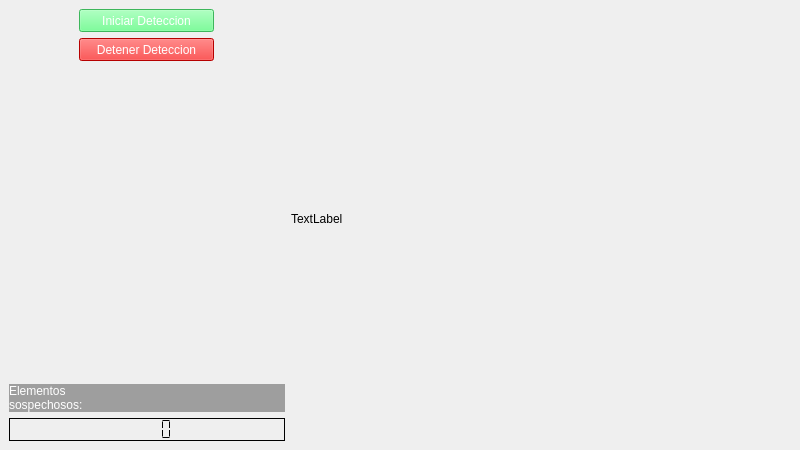
First picture: the form in Proyecto/vista.ui, repository dvarasm/Python-Cientifico, before the edit.
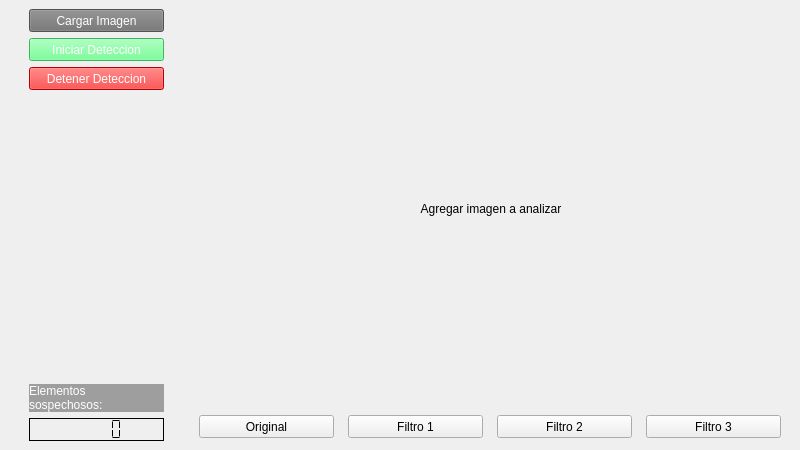
Second picture: the form after the edit.

Commit message:
agrega cargar imagen y botones
mejoras varias

What changed in the file:
```diff
--- a/Proyecto/vista.ui
+++ b/Proyecto/vista.ui
@@ -61,6 +61,58 @@
       </property>
       <item>
        <layout class="QVBoxLayout" name="Izquierda">
+        <item>
+         <layout class="QVBoxLayout" name="archivo">
+          <item alignment="Qt::AlignHCenter">
+           <widget class="QPushButton" name="cargar_imagen">
+            <property name="sizePolicy">
+             <sizepolicy hsizetype="Minimum" vsizetype="Minimum">
+              <horstretch>0</horstretch>
+              <verstretch>0</verstretch>
+             </sizepolicy>
+            </property>
+            <property name="minimumSize">
+             <size>
+              <width>135</width>
+              <height>23</height>
+             </size>
+            </property>
+            <property name="maximumSize">
+             <size>
+              <width>135</width>
+              <height>23</height>
+             </size>
+            </property>
+            <property name="sizeIncrement">
+             <size>
+              <width>135</width>
+              <height>23</height>
+             </size>
+            </property>
+            <property name="baseSize">
+             <size>
+              <width>135</width>
+              <height>23</height>
+             </size>
+            </property>
+            <property name="styleSheet">
+             <string notr="true">color: rgb(255, 255, 255);
+background-color: rgb(115, 115, 115);
+font: 12pt &quot;MS Shell Dlg 2&quot;;</string>
+            </property>
+            <property name="text">
+             <string>Cargar Imagen</string>
+            </property>
+            <property name="default">
+             <bool>false</bool>
+            </property>
+            <property name="flat">
+             <bool>false</bool>
+            </property>
+           </widget>
+          </item>
+         </layout>
+        </item>
         <item>
          <layout class="QVBoxLayout" name="Boton1">
           <property name="spacing">
@@ -147,12 +199,12 @@
             </property>
            </spacer>
           </item>
-          <item>
+          <item alignment="Qt::AlignHCenter">
            <widget class="QLabel" name="label">
             <property name="minimumSize">
              <size>
               <width>135</width>
-              <height>0</height>
+              <height>23</height>
              </size>
             </property>
             <property name="maximumSize">
@@ -164,26 +216,26 @@
             <property name="styleSheet">
              <string notr="true">background-color: rgb(158, 158, 158);
 color: rgb(255, 255, 255);
-font: 11pt &quot;MS Shell Dlg 2&quot;;</string>
+font: 15pt &quot;MS Shell Dlg 2&quot;;</string>
             </property>
             <property name="text">
-             <string>Elementos
+             <string>Elementos 
 sospechosos: </string>
             </property>
            </widget>
           </item>
-          <item alignment="Qt::AlignVCenter">
+          <item alignment="Qt::AlignHCenter|Qt::AlignVCenter">
            <widget class="QLCDNumber" name="LCDnumber">
             <property name="minimumSize">
              <size>
               <width>135</width>
-              <height>0</height>
+              <height>23</height>
              </size>
             </property>
             <property name="maximumSize">
              <size>
-              <width>16777215</width>
-              <height>16777215</height>
+              <width>223</width>
+              <height>23</height>
              </size>
             </property>
             <property name="styleSheet">
@@ -218,12 +270,21 @@
            <widget class="QLabel" name="imagen_an">
             <property name="minimumSize">
              <size>
-              <width>500</width>
-              <height>250</height>
+              <width>600</width>
+              <height>400</height>
              </size>
             </property>
+            <property name="layoutDirection">
+             <enum>Qt::LeftToRight</enum>
+            </property>
+            <property name="styleSheet">
+             <string notr="true">font: 75 18pt &quot;MS Shell Dlg 2&quot;;</string>
+            </property>
             <property name="text">
-             <string>TextLabel</string>
+             <string>Agregar imagen a analizar</string>
+            </property>
+            <property name="alignment">
+             <set>Qt::AlignCenter</set>
             </property>
            </widget>
           </item>
@@ -231,18 +292,122 @@
         </item>
         <item>
          <layout class="QVBoxLayout" name="Alerta">
+          <item>
+           <layout class="QHBoxLayout" name="horizontalLayout_2">
+            <item>
+             <widget class="QPushButton" name="original">
+              <property name="minimumSize">
+               <size>
+                <width>135</width>
+                <height>23</height>
+               </size>
+              </property>
+              <property name="maximumSize">
+               <size>
+                <width>135</width>
+                <height>23</height>
+               </size>
+              </property>
+              <property name="styleSheet">
+               <string notr="true">font: 12pt &quot;MS Shell Dlg 2&quot;;</string>
+              </property>
+              <property name="text">
+               <string>Original</string>
+              </property>
+              <property name="autoDefault">
+               <bool>false</bool>
+              </property>
+              <property name="default">
+               <bool>false</bool>
+              </property>
+              <property name="flat">
+               <bool>false</bool>
+              </property>
+             </widget>
+            </item>
+            <item>
+             <widget class="QPushButton" name="filtro1">
+              <property name="enabled">
+               <bool>true</bool>
+              </property>
+              <property name="minimumSize">
+               <size>
+                <width>135</width>
+                <height>23</height>
+               </size>
+              </property>
+              <property name="maximumSize">
+               <size>
+                <width>135</width>
+                <height>23</height>
+               </size>
+              </property>
+              <property name="styleSheet">
+               <string notr="true">font: 12pt &quot;MS Shell Dlg 2&quot;;</string>
+              </property>
+              <property name="text">
+               <string>Filtro 1</string>
+              </property>
+             </widget>
+            </item>
+            <item>
+             <widget class="QPushButton" name="filtro2">
+              <property name="minimumSize">
+               <size>
+                <width>135</width>
+                <height>23</height>
+               </size>
+              </property>
+              <property name="maximumSize">
+               <size>
+                <width>135</width>
+                <height>23</height>
+               </size>
+              </property>
+              <property name="styleSheet">
+               <string notr="true">font: 12pt &quot;MS Shell Dlg 2&quot;;</string>
+              </property>
+              <property name="text">
+               <string>Filtro 2</string>
+              </property>
+             </widget>
+            </item>
+            <item>
+             <widget class="QPushButton" name="filtro3">
+              <property name="enabled">
+               <bool>true</bool>
+              </property>
+              <property name="minimumSize">
+               <size>
+                <width>135</width>
+                <height>23</height>
+               </size>
+              </property>
+              <property name="maximumSize">
+               <size>
+                <width>135</width>
+                <height>23</height>
+               </size>
+              </property>
+              <property name="styleSheet">
+               <string notr="true">font: 12pt &quot;MS Shell Dlg 2&quot;;</string>
+              </property>
+              <property name="text">
+               <string>Filtro 3</string>
+              </property>
+             </widget>
+            </item>
+           </layout>
+          </item>
           <item>
            <spacer name="verticalSpacer_2">
             <property name="orientation">
              <enum>Qt::Vertical</enum>
             </property>
-            <property name="sizeType">
-             <enum>QSizePolicy::Preferred</enum>
-            </property>
             <property name="sizeHint" stdset="0">
              <size>
               <width>20</width>
-              <height>13</height>
+              <height>40</height>
              </size>
             </property>
            </spacer>
```
The commit also changes 1 other file.
